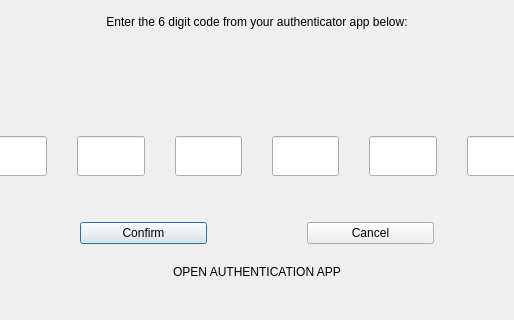
First picture: the form in src/qt/forms/2fadialog.ui, repository TheArcadiaGroup/DAPS, before the edit; both pictures show x 131 to 645 and y 89 to 409 of the 776 by 409 pixel window.
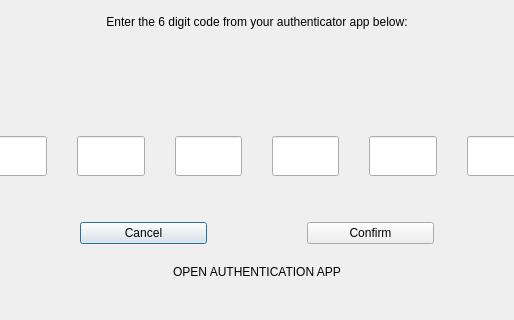
Second picture: the form after the edit.

Commit message: DAPS-854 2fa open app temp code

What changed in the file:
```diff
--- a/src/qt/forms/2fadialog.ui
+++ b/src/qt/forms/2fadialog.ui
@@ -270,13 +270,6 @@
      <property name="rightMargin">
       <number>200</number>
      </property>
-     <item>
-      <widget class="QPushButton" name="btnOK">
-       <property name="text">
-        <string>Confirm</string>
-       </property>
-      </widget>
-     </item>
      <item>
       <widget class="QPushButton" name="btnCancel">
        <property name="text">
@@ -284,6 +277,13 @@
        </property>
       </widget>
      </item>
+     <item>
+      <widget class="QPushButton" name="btnOK">
+       <property name="text">
+        <string>Confirm</string>
+       </property>
+      </widget>
+     </item>
     </layout>
    </item>
    <item>
```
Left out of the diff: 2 changed lines with no effect on the pictures. The commit also changes 2 other files.
